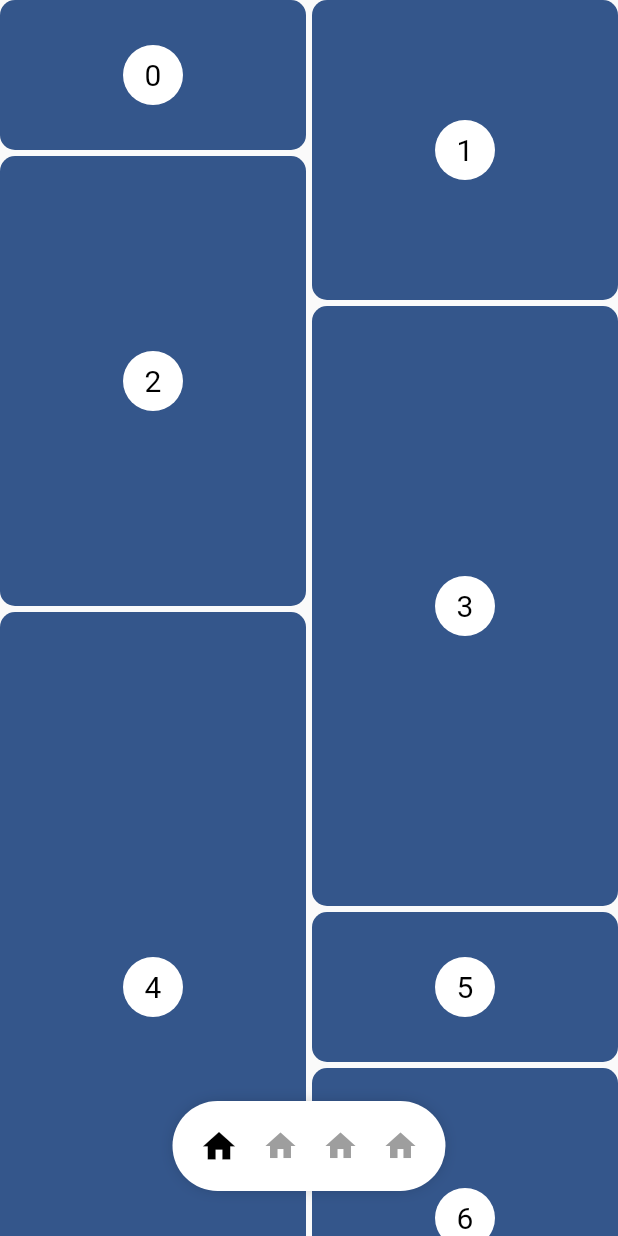
After one commit to josorio9111/aprendizaje, a Flutter app: the PinteresLayoutPage screen opened directly, on a phone screen of 412 x 824 dp. The commit adds this screen. Run offline on Flutter 3.47's test engine with Material 2 defaults, Android fonts, the light colour scheme and no system bars.

Commit message:
pinteres layut

```diff
--- a/lib/custom_bottom_navi_bar/curved_navigation_bar.dart
+++ b/lib/custom_bottom_navi_bar/curved_navigation_bar.dart
@@ -30,8 +30,7 @@ class CurvedNavigationBar extends StatefulWidget {
     this.animationDuration = const Duration(milliseconds: 600),
     this.height = 75.0,
   })  : letIndexChange = letIndexChange ?? ((_) => true),
-        assert(items != null),
-        assert(items.length >= 1),
+        assert(items.isNotEmpty),
         assert(0 <= index && index < items.length),
         assert(0 <= height && height <= 75.0),
         super(key: key);
@@ -124,7 +123,7 @@ class CurvedNavigationBarState extends State<CurvedNavigationBar>
             width: size.width / _length,
             child: Center(
               child: Transform.translate(
-                offset: Offset(
+                offset: const Offset(
                   0,
                   -(1 - 0) * 80,
                 ),
--- a/lib/custom_bottom_navi_bar/home.dart
+++ b/lib/custom_bottom_navi_bar/home.dart
@@ -7,6 +7,7 @@ class CustomNaviBar extends StatelessWidget {
   @override
   Widget build(BuildContext context) {
     return Scaffold(
+      appBar: AppBar(),
       backgroundColor: Colors.pink.shade50,
       bottomNavigationBar: CurvedNavigationBar(
           buttonBackgroundColor: Colors.white,
--- a/lib/custom_bottom_navi_bar/nav_button.dart
+++ b/lib/custom_bottom_navi_bar/nav_button.dart
@@ -7,7 +7,8 @@ class NavButton extends StatelessWidget {
   final ValueChanged<int> onTap;
   final Widget child;
 
-  NavButton({
+  const NavButton({
+    super.key,
     required this.onTap,
     required this.position,
     required this.length,
--- /dev/null
+++ b/lib/pinteres_layout/home.dart
@@ -0,0 +1,193 @@
+import 'package:flutter/material.dart';
+import 'package:flutter_staggered_grid_view/flutter_staggered_grid_view.dart';
+
+class PinteresLayoutPage extends StatefulWidget {
+  const PinteresLayoutPage({super.key});
+
+  @override
+  State<PinteresLayoutPage> createState() => _PinteresLayoutPageState();
+}
+
+class _PinteresLayoutPageState extends State<PinteresLayoutPage> {
+  final ScrollController _controller = ScrollController();
+  double scrollAnterior = 0.0;
+  final mostrar = ValueNotifier(true);
+
+  @override
+  void initState() {
+    _controller.addListener(_listener);
+    super.initState();
+  }
+
+  void _listener() {
+    if (_controller.offset > scrollAnterior && _controller.offset > 0) {
+      mostrar.value = false;
+    } else {
+      mostrar.value = true;
+    }
+    scrollAnterior = _controller.offset;
+    // setState(() {});
+  }
+
+  @override
+  void dispose() {
+    _controller.removeListener(_listener);
+    _controller.dispose();
+    super.dispose();
+  }
+
+  @override
+  Widget build(BuildContext context) {
+    return Scaffold(
+      body: Stack(
+        children: [
+          MasonryGridView.count(
+            controller: _controller,
+            itemCount: 200,
+            crossAxisCount: 2,
+            mainAxisSpacing: 4,
+            crossAxisSpacing: 4,
+            itemBuilder: (context, index) {
+              return Tile(
+                index: index,
+                extent: (index % 5 + 1) * 100,
+              );
+            },
+          ),
+          Positioned(
+            bottom: 30,
+            child: ValueListenableBuilder(
+              valueListenable: mostrar,
+              builder: (BuildContext context, bool value, _) {
+                return AnimatedOpacity(
+                  duration: const Duration(milliseconds: 200),
+                  opacity: mostrar.value ? 1 : 0,
+                  child: _MenuBottom(),
+                );
+              },
+            ),
+          )
+        ],
+      ),
+    );
+  }
+}
+
+class _MenuBottom extends StatefulWidget {
+  const _MenuBottom({Key? key}) : super(key: key);
+
+  @override
+  State<_MenuBottom> createState() => _MenuBottomState();
+}
+
+class _MenuBottomState extends State<_MenuBottom> {
+  int index = 0;
+
+  @override
+  Widget build(BuildContext context) {
+    late List<Widget> items = [
+      Icon(
+        Icons.home,
+        size: index == 0 ? 26 : 24,
+        color: index == 0 ? Colors.black : Colors.grey,
+      ),
+      Icon(
+        Icons.home,
+        size: index == 1 ? 26 : 24,
+        color: index == 1 ? Colors.black : Colors.grey,
+      ),
+      Icon(
+        Icons.home,
+        size: index == 2 ? 26 : 24,
+        color: index == 2 ? Colors.black : Colors.grey,
+      ),
+      Icon(
+        Icons.home,
+        size: index == 3 ? 26 : 24,
+        color: index == 3 ? Colors.black : Colors.grey,
+      ),
+    ];
+    return SizedBox(
+      width: MediaQuery.of(context).size.width,
+      child: Align(
+        child: Container(
+          height: 60,
+          padding: const EdgeInsets.symmetric(vertical: 0, horizontal: 10),
+          decoration: BoxDecoration(
+              color: Colors.white,
+              boxShadow: const [
+                BoxShadow(
+                    color: Colors.black38, blurRadius: 10, spreadRadius: -5)
+              ],
+              borderRadius: BorderRadius.circular(30)),
+          child: Row(
+            mainAxisSize: MainAxisSize.min,
+            children: items
+                .map((e) => GestureDetector(
+                      onTap: () {
+                        setState(() {
+                          index = items.indexOf(e);
+                        });
+                      },
+                      child: Padding(
+                        padding: const EdgeInsets.all(8.0),
+                        child: e,
+                      ),
+                    ))
+                .toList(),
+          ),
+        ),
+      ),
+    );
+  }
+}
+
+const _defaultColor = Color(0xFF34568B);
+
+class Tile extends StatelessWidget {
+  const Tile({
+    Key? key,
+    required this.index,
+    this.extent,
+    this.backgroundColor,
+    this.bottomSpace,
+  }) : super(key: key);
+
+  final int index;
+  final double? extent;
+  final double? bottomSpace;
+  final Color? backgroundColor;
+
+  @override
+  Widget build(BuildContext context) {
+    final child = Container(
+      decoration: BoxDecoration(
+          color: backgroundColor ?? _defaultColor,
+          borderRadius: BorderRadius.circular(10)),
+      height: extent,
+      child: Center(
+        child: CircleAvatar(
+          minRadius: 20,
+          maxRadius: 20,
+          backgroundColor: Colors.white,
+          foregroundColor: Colors.black,
+          child: Text('$index', style: const TextStyle(fontSize: 20)),
+        ),
+      ),
+    );
+
+    if (bottomSpace == null) {
+      return child;
+    }
+
+    return Column(
+      children: [
+        Expanded(child: child),
+        Container(
+          height: bottomSpace,
+          color: Colors.green,
+        )
+      ],
+    );
+  }
+}
--- a/pubspec.yaml
+++ b/pubspec.yaml
@@ -36,6 +36,7 @@ dependencies:
   # The following adds the Cupertino Icons font to your application.
   # Use with the CupertinoIcons class for iOS style icons.
   cupertino_icons: ^1.0.2
+  flutter_staggered_grid_view: ^0.6.2
 
 dev_dependencies:
   flutter_test:
```
Also changed, not shown: lib/challege_store_nike/shopping_card.dart (+31 -30 lines), lib/custom_painter/home.dart (+40 -9 lines), lib/custom_painter/water_view.dart (+14 -19 lines), lib/custom_painter/wave_view.dart (+56 -54 lines), lib/main.dart (+6 -2 lines), lib/multiple_card/datos.dart (+77 -6 lines), lib/multiple_card/detail.dart (+11 -2 lines), lib/multiple_card/home.dart (+8 -11 lines), lib/slivers/home.dart (added, +10 -0 lines), pubspec.lock.
